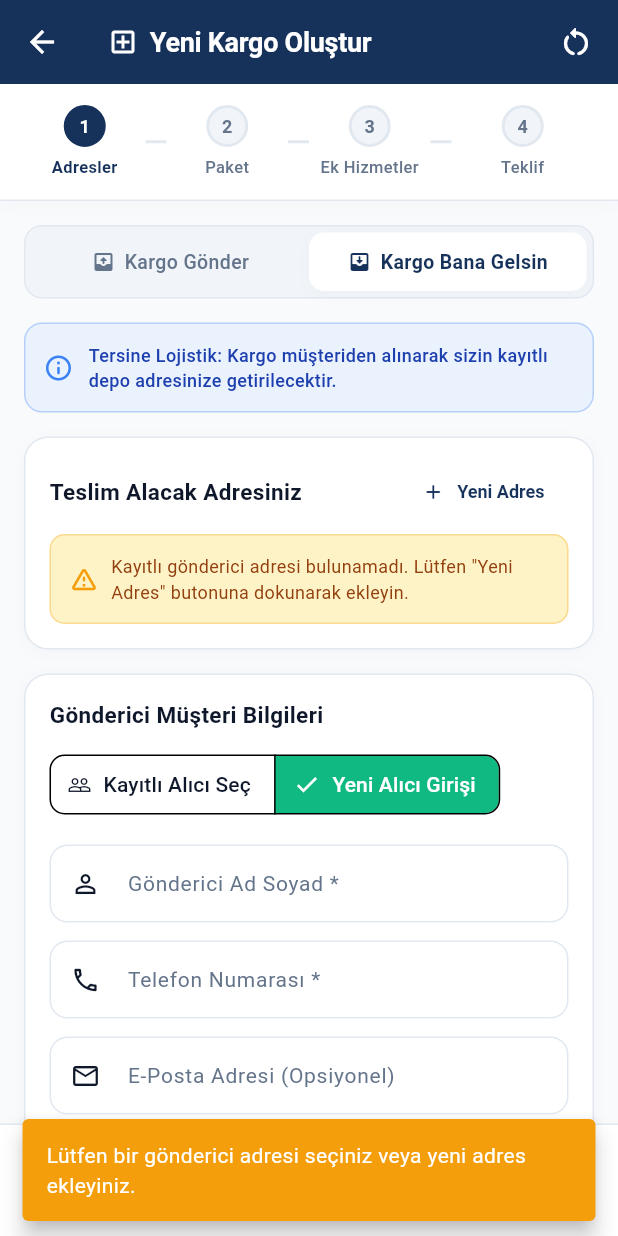
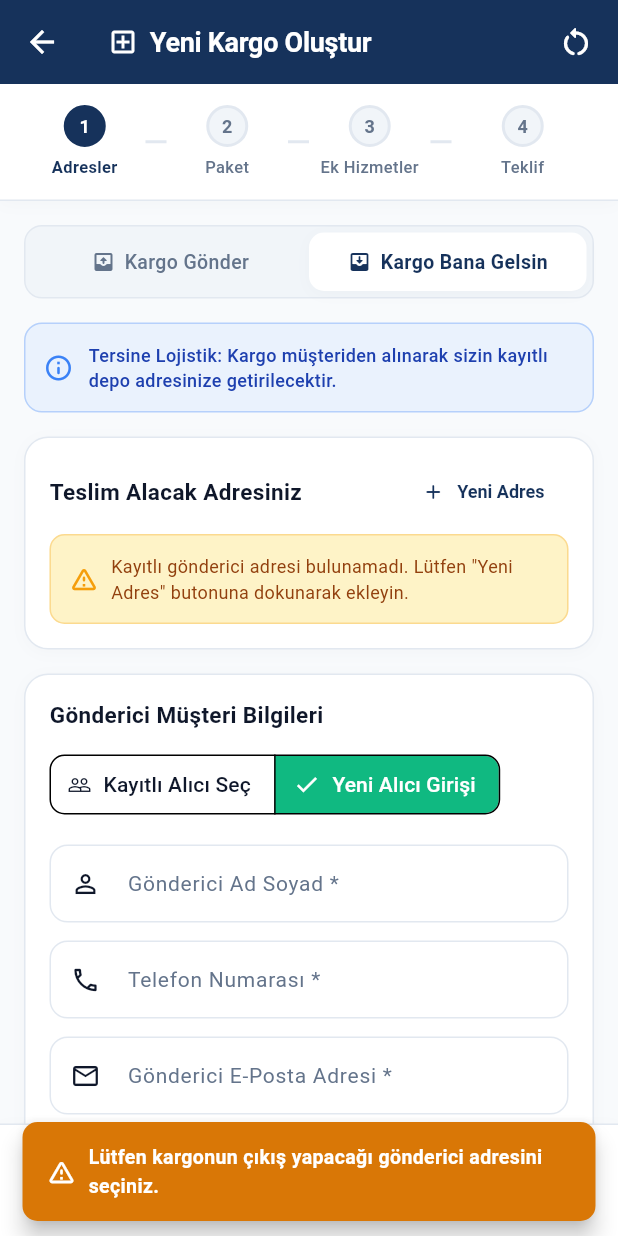
Before and after one commit to emrecanardcc/stocado_mobile, a Flutter app: the CreateCargoScreen screen opened directly, after a tap on "Kargo Bana Gelsin", after a tap on "Yeni Alıcı Girişi", after a tap on "İleri Adım", on a phone screen of 412 x 824 dp. Run offline on Flutter 3.47's test engine with Material 3 defaults, Android fonts, the phone set to English and light mode, and no system bars; our stand-ins replace flutter_riverpod, flutter_secure_storage; accounts and stored records are empty; network calls fail.

Commit message:
feat: Tum adimlarda kapsamli form dogrulama uyarilari (e-posta, telefon, desi, bakiye) eklendi

```diff
--- a/lib/features/cargo/providers/create_cargo_provider.dart
+++ b/lib/features/cargo/providers/create_cargo_provider.dart
@@ -615,6 +615,10 @@ class CreateCargoNotifier extends Notifier<CreateCargoState> {
     );
   }
 
+  void toggleDraft(bool isDraft) {
+    state = state.copyWith(isDraft: isDraft);
+  }
+
   void selectOffer(CargoOffer offer) {
     state = state.copyWith(selectedOffer: offer);
   }
--- a/lib/features/cargo/widgets/cargo_bottom_bar.dart
+++ b/lib/features/cargo/widgets/cargo_bottom_bar.dart
@@ -1,7 +1,9 @@
 import 'package:flutter/material.dart';
 import 'package:flutter_riverpod/flutter_riverpod.dart';
 import '../../../core/constants/app_colors.dart';
+import '../../../core/utils/app_formatters.dart';
 import '../../dashboard/providers/dashboard_provider.dart';
+import '../../dashboard/screens/top_up_balance_screen.dart';
 import '../../home/providers/navigation_provider.dart';
 import '../providers/cargo_list_provider.dart';
 import '../providers/create_cargo_provider.dart';
@@ -17,6 +19,116 @@ class CargoBottomBar extends ConsumerWidget {
     required this.notifier,
     required this.onClearForm,
   });
+
+  void _showWarning(BuildContext context, String message) {
+    ScaffoldMessenger.of(context).clearSnackBars();
+    ScaffoldMessenger.of(context).showSnackBar(
+      SnackBar(
+        content: Row(
+          children: [
+            const Icon(Icons.warning_amber_rounded, color: Colors.white, size: 20),
+            const SizedBox(width: 8),
+            Expanded(
+              child: Text(
+                message,
+                style: const TextStyle(color: Colors.white, fontSize: 13, fontWeight: FontWeight.w600),
+              ),
+            ),
+          ],
+        ),
+        backgroundColor: const Color(0xFFD97706), // Amber-600
+        behavior: SnackBarBehavior.floating,
+        shape: RoundedRectangleBorder(borderRadius: BorderRadius.circular(10)),
+        duration: const Duration(seconds: 3),
+      ),
+    );
+  }
+
+  Future<bool> _checkBalanceAndConfirm(BuildContext context, WidgetRef ref, double cargoFee) async {
+    final balanceState = ref.read(dashboardProvider);
+    final availableBalance = balanceState.balance?.availableBalance ??
+        balanceState.balance?.balance ??
+        balanceState.stats?.availableBalance ??
+        0.0;
+
+    if (availableBalance < cargoFee) {
+      final choice = await showDialog<String>(
+        context: context,
+        builder: (ctx) => AlertDialog(
+          shape: RoundedRectangleBorder(borderRadius: BorderRadius.circular(18)),
+          title: const Row(
+            children: [
+              Icon(Icons.account_balance_wallet_outlined, color: Color(0xFFD97706), size: 22),
+              SizedBox(width: 8),
+              Text('Yetersiz Bakiye', style: TextStyle(fontSize: 17, fontWeight: FontWeight.bold)),
+            ],
+          ),
+          content: Column(
+            mainAxisSize: MainAxisSize.min,
+            crossAxisAlignment: CrossAxisAlignment.start,
+            children: [
+              Text(
+                'Kargo taşıma ücreti (${AppFormatters.formatCurrency(cargoFee)}), cüzdan bakiyenizden (${AppFormatters.formatCurrency(availableBalance)}) yüksektir.',
+                style: const TextStyle(fontSize: 13, color: AppColors.textPrimary),
+              ),
+              const SizedBox(height: 12),
+              Container(
+                padding: const EdgeInsets.all(10),
+                decoration: BoxDecoration(
+                  color: AppColors.surfaceSecondary,
+                  borderRadius: BorderRadius.circular(10),
+                ),
+                child: const Text(
+                  'Kargonuzu oluşturabilmek için bakiye yükleyebilir veya daha sonra tamamlamak üzere "Taslak" olarak kaydedebilirsiniz.',
+                  style: TextStyle(fontSize: 12, color: AppColors.textSecondary),
+                ),
+              ),
+            ],
+          ),
+          actionsPadding: const EdgeInsets.symmetric(horizontal: 16, vertical: 12),
+          actions: [
+            TextButton(
+              onPressed: () => Navigator.pop(ctx, 'cancel'),
+              child: const Text('Vazgeç', style: TextStyle(color: AppColors.textSecondary, fontWeight: FontWeight.w600)),
+            ),
+            OutlinedButton(
+              onPressed: () => Navigator.pop(ctx, 'draft'),
+              style: OutlinedButton.styleFrom(
+                shape: RoundedRectangleBorder(borderRadius: BorderRadius.circular(10)),
+              ),
+              child: const Text('Taslak Kaydet', style: TextStyle(fontSize: 12, fontWeight: FontWeight.w700)),
+            ),
+            ElevatedButton(
+              onPressed: () => Navigator.pop(ctx, 'topup'),
+              style: ElevatedButton.styleFrom(
+                backgroundColor: AppColors.primary,
+                foregroundColor: Colors.white,
+                shape: RoundedRectangleBorder(borderRadius: BorderRadius.circular(10)),
+                elevation: 0,
+              ),
+              child: const Text('Bakiye Yükle', style: TextStyle(fontSize: 12, fontWeight: FontWeight.w700)),
+            ),
+          ],
+        ),
+      );
+
+      if (choice == 'topup') {
+        if (context.mounted) {
+          Navigator.push(
+            context,
+            MaterialPageRoute(builder: (_) => const TopUpBalanceScreen()),
+          );
+        }
+        return false;
+      } else if (choice == 'draft') {
+        notifier.toggleDraft(true);
+        return true;
+      } else {
+        return false;
+      }
+    }
+    return true;
+  }
 
   @override
   Widget build(BuildContext context, WidgetRef ref) {
@@ -47,117 +159,117 @@ class CargoBottomBar extends ConsumerWidget {
                     ? null
                     : () async {
                         if (state.currentStep < 3) {
-                          // 1. ADIM VALIDASYONU
+                          // 1. ADIM VALIDASYONU (Adresler & İletişim)
                           if (state.currentStep == 0) {
                             if (state.selectedSenderAddress == null) {
-                              ScaffoldMessenger.of(context).showSnackBar(
-                                const SnackBar(
-                                  content: Text('Lütfen bir gönderici adresi seçiniz veya yeni adres ekleyiniz.'),
-                                  backgroundColor: AppColors.warning,
-                                  behavior: SnackBarBehavior.floating,
-                                ),
-                              );
+                              _showWarning(context, 'Lütfen kargonun çıkış yapacağı gönderici adresini seçiniz.');
                               return;
                             }
 
                             if (state.recipientName.trim().isEmpty) {
-                              ScaffoldMessenger.of(context).showSnackBar(
-                                const SnackBar(
-                                  content: Text('Lütfen alıcı ad ve soyadını giriniz.'),
-                                  backgroundColor: AppColors.warning,
-                                  behavior: SnackBarBehavior.floating,
-                                ),
-                              );
+                              _showWarning(context, 'Lütfen alıcı ad ve soyadını giriniz.');
+                              return;
+                            }
+
+                            if (state.recipientName.trim().length < 3) {
+                              _showWarning(context, 'Lütfen geçerli bir alıcı ad ve soyadı giriniz (en az 3 karakter).');
                               return;
                             }
 
                             final phoneDigits = state.recipientPhone.replaceAll(RegExp(r'\D'), '');
                             if (phoneDigits.length < 10) {
-                              ScaffoldMessenger.of(context).showSnackBar(
-                                const SnackBar(
-                                  content: Text('Lütfen en az 10 haneli geçerli bir telefon numarası giriniz.'),
-                                  backgroundColor: AppColors.warning,
-                                  behavior: SnackBarBehavior.floating,
-                                ),
-                              );
+                              _showWarning(context, 'Lütfen en az 10 haneli geçerli bir telefon numarası giriniz.');
+                              return;
+                            }
+
+                            if (!phoneDigits.startsWith('5') && !phoneDigits.startsWith('05')) {
+                              _showWarning(context, 'Telefon numarası geçerli bir cep telefonu formatında (5xx xxx xx xx) olmalıdır.');
+                              return;
+                            }
+
+                            // E-Posta Kontrolü (Zorunlu kargo takip bildirimi doğrulaması)
+                            final email = state.recipientEmail.trim();
+                            if (email.isEmpty) {
+                              _showWarning(context, 'Lütfen kargo takip ve teslimat bilgilendirmesi için alıcı e-posta adresini giriniz.');
+                              return;
+                            }
+
+                            final emailRegExp = RegExp(r'^[\w-\.]+@([\w-]+\.)+[\w-]{2,4}$');
+                            if (!emailRegExp.hasMatch(email)) {
+                              _showWarning(context, 'Lütfen geçerli bir e-posta adresi formatı giriniz (örn: alici@gmail.com).');
                               return;
                             }
 
                             if (state.selectedCity == null) {
-                              ScaffoldMessenger.of(context).showSnackBar(
-                                const SnackBar(
-                                  content: Text('Lütfen alıcı ilini seçiniz.'),
-                                  backgroundColor: AppColors.warning,
-                                  behavior: SnackBarBehavior.floating,
-                                ),
-                              );
+                              _showWarning(context, 'Lütfen teslimat yapılacak ili seçiniz.');
                               return;
                             }
 
                             if (state.selectedDistrict == null) {
-                              ScaffoldMessenger.of(context).showSnackBar(
-                                const SnackBar(
-                                  content: Text('Lütfen alıcı ilçesini seçiniz.'),
-                                  backgroundColor: AppColors.warning,
-                                  behavior: SnackBarBehavior.floating,
-                                ),
-                              );
+                              _showWarning(context, 'Lütfen teslimat yapılacak ilçeyi seçiniz.');
                               return;
                             }
 
                             if (state.addressDetails.trim().isEmpty) {
-                              ScaffoldMessenger.of(context).showSnackBar(
-                                const SnackBar(
-                                  content: Text('Lütfen alıcı açık adresini (cadde, sokak, bina no) giriniz.'),
-                                  backgroundColor: AppColors.warning,
-                                  behavior: SnackBarBehavior.floating,
-                                ),
-                              );
+                              _showWarning(context, 'Lütfen alıcı açık adresini (cadde, sokak, bina no) giriniz.');
+                              return;
+                            }
+
+                            if (state.addressDetails.trim().length < 8) {
+                              _showWarning(context, 'Kargonun teslim edilebilmesi için lütfen detaylı açık adres (mahalle, sokak, no) giriniz.');
                               return;
                             }
                           }
 
-                          // 2. ADIM VALIDASYONU (Paket Bilgileri)
+                          // 2. ADIM VALIDASYONU (Paket Bilgileri & Boyutlar)
                           if (state.currentStep == 1) {
                             if (state.desi <= 0 && state.weight <= 0 && state.width <= 0 && state.length <= 0) {
-                              ScaffoldMessenger.of(context).showSnackBar(
-                                const SnackBar(
-                                  content: Text('Lütfen paket desi, ağırlık veya boyut bilgilerini giriniz.'),
-                                  backgroundColor: AppColors.warning,
-                                  behavior: SnackBarBehavior.floating,
-                                ),
-                              );
+                              _showWarning(context, 'Lütfen paket desi, ağırlık veya boyut bilgilerini giriniz.');
+                              return;
+                            }
+
+                            if (state.desi > 150) {
+                              _showWarning(context, 'Girilen desi değeri kargo taşıma limitlerini aşmaktadır (maksimum 150 desi).');
+                              return;
+                            }
+
+                            if (state.weight > 100000) {
+                              _showWarning(context, 'Kargo paket ağırlığı maksimum 100 kg (100.000 gram) olabilir.');
                               return;
                             }
                           }
 
-                          // 3. ADIM -> 4. ADIM (Teklif Hesaplama)
+                          // 3. ADIM -> 4. ADIM (Ek Hizmetler & Teklif Hesaplama)
                           if (state.currentStep == 2) {
-                            if (state.payOnDelivery && state.payOnDeliveryAmount <= 0) {
-                              ScaffoldMessenger.of(context).showSnackBar(
-                                const SnackBar(
-                                  content: Text('Kapıda ödeme seçildiğinde tahsilat tutarı 0 TL\'den büyük olmalıdır.'),
-                                  backgroundColor: AppColors.warning,
-                                  behavior: SnackBarBehavior.floating,
-                                ),
-                              );
-                              return;
+                            if (state.payOnDelivery) {
+                              if (state.payOnDeliveryAmount <= 0) {
+                                _showWarning(context, 'Kapıda ödeme seçildiğinde tahsil edilecek tutar en az 1 TL olmalıdır.');
+                                return;
+                              }
+                              if (state.payOnDeliveryAmount > 30000) {
+                                _showWarning(context, 'Kapıda ödeme yasal tahsilat üst sınırı 30.000 TL\'dir.');
+                                return;
+                              }
                             }
                             notifier.calculateOffers();
                           }
 
                           notifier.setStep(state.currentStep + 1);
                         } else {
-                          // GÖNDERİ SUBMIT (Kargo Oluştur veya Taslak Kaydet)
+                          // 4. ADIM: GÖNDERİ SUBMIT (Kargo Oluştur veya Taslak Kaydet)
                           if (!state.isDraft && state.selectedOffer == null) {
-                            ScaffoldMessenger.of(context).showSnackBar(
-                              const SnackBar(
-                                content: Text('Lütfen kargonuzu taşımak için bir kargo firması teklifi seçiniz.'),
-                                backgroundColor: AppColors.warning,
-                                behavior: SnackBarBehavior.floating,
-                              ),
+                            _showWarning(context, 'Lütfen kargonuzu taşımak için bir kargo firması teklifi seçiniz.');
+                            return;
+                          }
+
+                          // Bakiye Yeterlilik Kontrolü (Alıcı ödemeli veya kapıda ödeme mahsuplu değilse)
+                          if (!state.isDraft && !state.receiverPays && state.selectedOffer != null) {
+                            final canProceed = await _checkBalanceAndConfirm(
+                              context,
+                              ref,
+                              state.selectedOffer!.price,
                             );
-                            return;
+                            if (!canProceed) return;
                           }
 
                           final success = await notifier.submitCargo();
--- a/lib/features/cargo/widgets/step1_addresses_widget.dart
+++ b/lib/features/cargo/widgets/step1_addresses_widget.dart
@@ -376,9 +376,11 @@ class Step1AddressesWidget extends StatelessWidget {
                 controller: emailController,
                 keyboardType: TextInputType.emailAddress,
                 textInputAction: TextInputAction.next,
-                decoration: const InputDecoration(
-                  labelText: 'E-Posta Adresi (Opsiyonel)',
-                  prefixIcon: Icon(Icons.email_outlined, size: 20),
+                decoration: InputDecoration(
+                  labelText: isReverse ? 'Gönderici E-Posta Adresi *' : 'Alıcı E-Posta Adresi *',
+                  helperText: 'Kargo takip bildirimleri için gereklidir',
+                  helperStyle: const TextStyle(fontSize: 11, color: AppColors.textSecondary),
+                  prefixIcon: const Icon(Icons.email_outlined, size: 20),
                 ),
                 onChanged: (val) => notifier.updateRecipientInfo(email: val),
               ),
```
